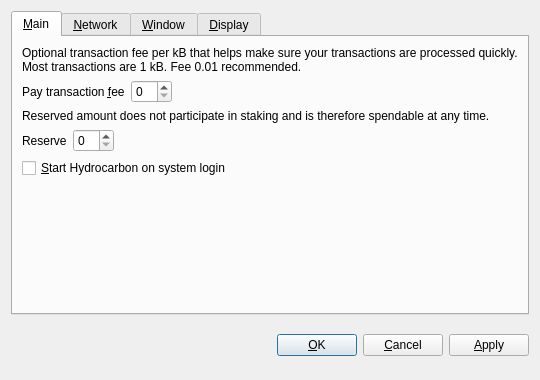
spayse/Bubble, file src/qt/forms/optionsdialog.ui: the form before one commit.
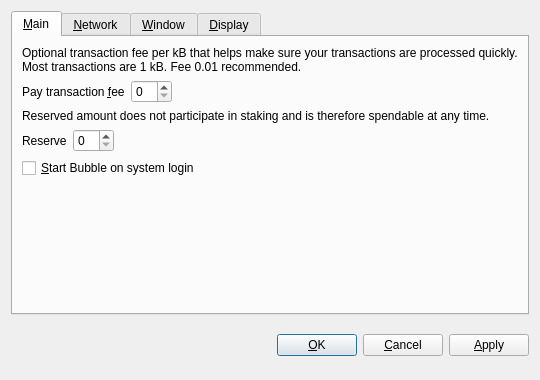
The form after the commit. Custom widgets are drawn as their Qt base class.

Diff of the .ui file:
```diff
--- a/src/qt/forms/optionsdialog.ui
+++ b/src/qt/forms/optionsdialog.ui
@@ -128,7 +128,7 @@
           <string>Automatically start Hydrocarbon after logging in to the system.</string>
          </property>
          <property name="text">
-          <string>&amp;Start Hydrocarbon on system login</string>
+          <string>&amp;Start Bubble on system login</string>
          </property>
         </widget>
        </item>
```
Left out of the diff: 8 changed lines with no effect on the pictures.
